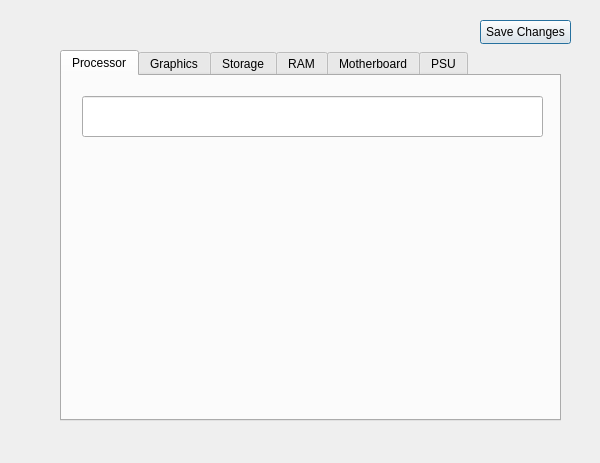
This is Hardware Analysis/Hardware Analysis/loadbuildlist.ui in Tanner-Halpin/Hardware-Compatibility as Qt 5 draws it before an edit. The edited form follows.
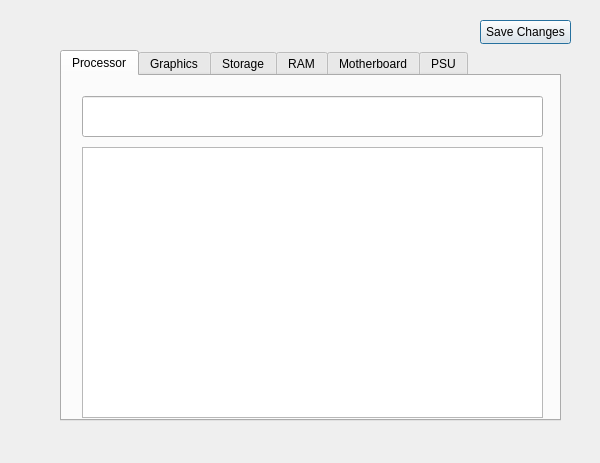
This is the edited form.

Commit message: Added part information into separate tables.

What changed in the file:
```diff
--- a/Hardware Analysis/Hardware Analysis/loadbuildlist.ui
+++ b/Hardware Analysis/Hardware Analysis/loadbuildlist.ui
@@ -52,6 +52,16 @@
       <string/>
      </property>
     </widget>
+    <widget class="QTableView" name="cpuTableView">
+     <property name="geometry">
+      <rect>
+       <x>20</x>
+       <y>71</y>
+       <width>461</width>
+       <height>271</height>
+      </rect>
+     </property>
+    </widget>
    </widget>
    <widget class="QWidget" name="tab_2">
     <attribute name="title">
```
Left out of the diff: 50 changed lines with no effect on the pictures. The commit also changes 6 other files.
